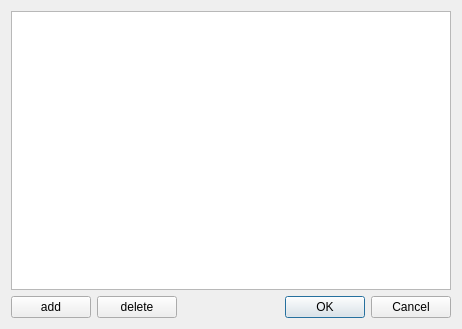
mahongquan/parts, file qt5_client/packitems.ui: the form before one commit.
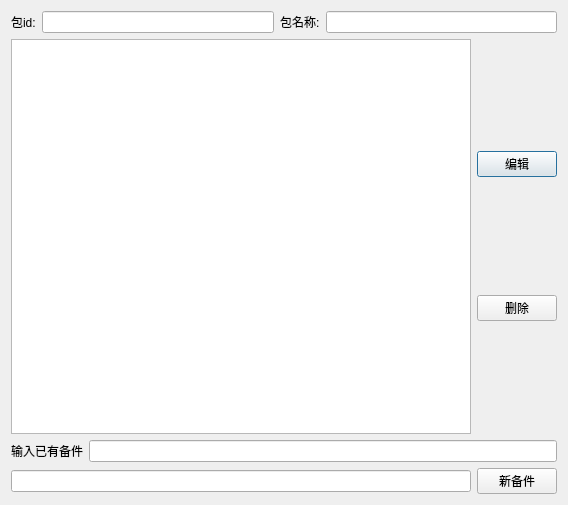
The form after the commit.

Diff of the .ui file:
```diff
--- a/qt5_client/packitems.ui
+++ b/qt5_client/packitems.ui
@@ -9,40 +9,86 @@
    <rect>
     <x>0</x>
     <y>0</y>
-    <width>462</width>
-    <height>329</height>
+    <width>568</width>
+    <height>505</height>
    </rect>
   </property>
   <property name="windowTitle">
    <string>Dialog</string>
   </property>
-  <layout class="QVBoxLayout" name="verticalLayout">
+  <layout class="QVBoxLayout" name="verticalLayout_2">
    <item>
-    <widget class="QTableWidget" name="tableWidget"/>
+    <layout class="QHBoxLayout" name="horizontalLayout_2">
+     <item>
+      <widget class="QLabel" name="label">
+       <property name="text">
+        <string>包id:</string>
+       </property>
+      </widget>
+     </item>
+     <item>
+      <widget class="QLineEdit" name="lineEdit_id"/>
+     </item>
+     <item>
+      <widget class="QLabel" name="label_2">
+       <property name="text">
+        <string>包名称:</string>
+       </property>
+      </widget>
+     </item>
+     <item>
+      <widget class="QLineEdit" name="lineEdit_name"/>
+     </item>
+    </layout>
+   </item>
+   <item>
+    <layout class="QHBoxLayout" name="horizontalLayout_3">
+     <item>
+      <widget class="QTableWidget" name="tableWidget"/>
+     </item>
+     <item>
+      <layout class="QVBoxLayout" name="verticalLayout">
+       <item>
+        <widget class="QPushButton" name="pushButton">
+         <property name="text">
+          <string>编辑</string>
+         </property>
+        </widget>
+       </item>
+       <item>
+        <widget class="QPushButton" name="pushButton_3">
+         <property name="text">
+          <string>删除</string>
+         </property>
+        </widget>
+       </item>
+      </layout>
+     </item>
+    </layout>
+   </item>
+   <item>
+    <layout class="QHBoxLayout" name="horizontalLayout_4">
+     <item>
+      <widget class="QLabel" name="label_3">
+       <property name="text">
+        <string>输入已有备件</string>
+       </property>
+      </widget>
+     </item>
+     <item>
+      <widget class="QLineEdit" name="lineEdit_3"/>
+     </item>
+    </layout>
    </item>
    <item>
     <layout class="QHBoxLayout" name="horizontalLayout">
+     <item>
+      <widget class="QLineEdit" name="lineEdit_4"/>
+     </item>
      <item>
       <widget class="QPushButton" name="pushButton_2">
        <property name="text">
-        <string>add</string>
-       </property>
-      </widget>
-     </item>
-     <item>
-      <widget class="QPushButton" name="pushButton">
-       <property name="text">
-        <string>delete</string>
-       </property>
-      </widget>
-     </item>
-     <item>
-      <widget class="QDialogButtonBox" name="buttonBox">
-       <property name="orientation">
-        <enum>Qt::Horizontal</enum>
-       </property>
-       <property name="standardButtons">
-        <set>QDialogButtonBox::Cancel|QDialogButtonBox::Ok</set>
+        <string>新备件</string>
        </property>
       </widget>
      </item>
```
Left out of the diff: 52 changed lines with no effect on the pictures.
